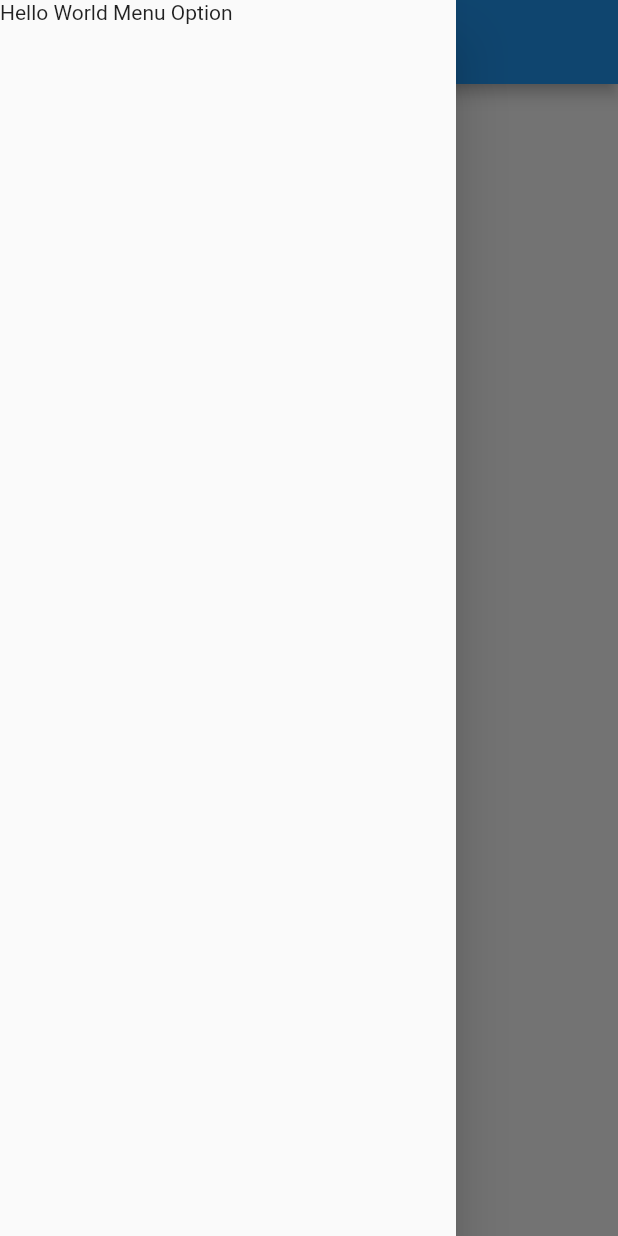
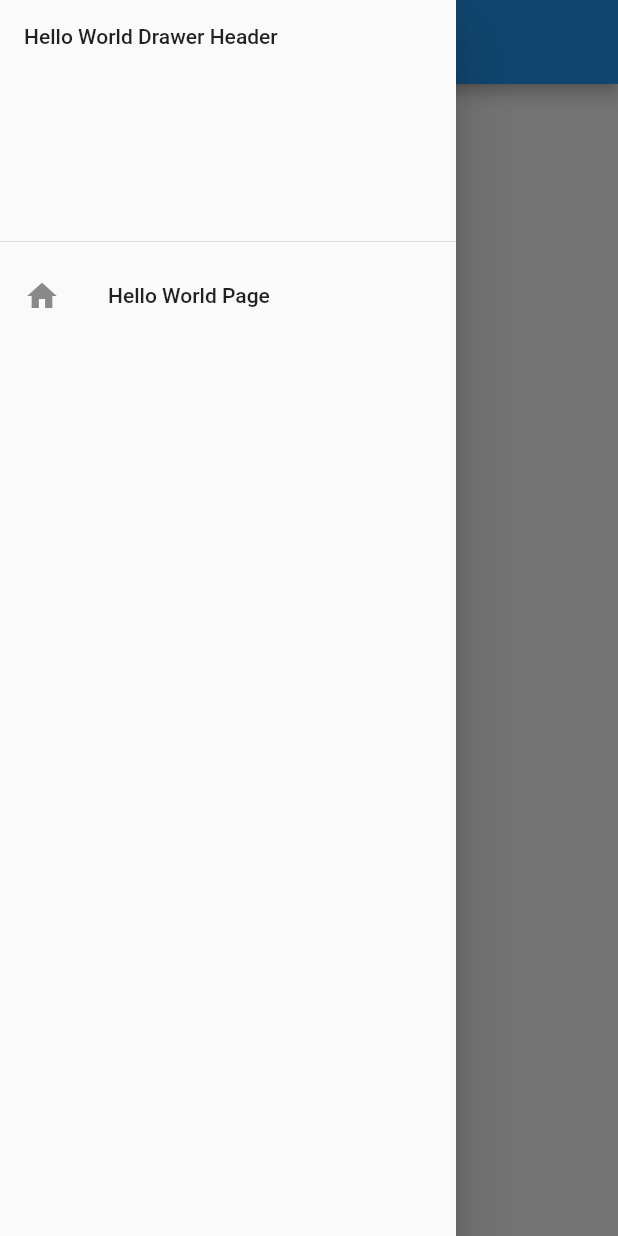
Before and after one commit to agustinventura/flutter_for_all, a Flutter app: the screen it shows after launch, with the side drawer open, on a phone screen of 412 x 824 dp. Run offline on Flutter 3.47's test engine with Material 2 defaults, Android fonts, the phone set to English and light mode, and no system bars.

Commit message:
Adds Drawer content

```diff
--- a/lib/main.dart
+++ b/lib/main.dart
@@ -30,11 +30,33 @@ class HomePage extends StatelessWidget {
         title: const Text('Hello World Page'),
       ),
       drawer: const Drawer(
-        child: Text('Hello World Menu Option'),
+        child: HelloWorldDrawer(),
       ),
       body: const HelloWorldContent(),
     );
   }
+}
+
+class HelloWorldDrawer extends StatelessWidget {
+  const HelloWorldDrawer({
+    Key? key,
+  }) : super(key: key);
+
+  @override
+  Widget build(BuildContext context) {
+    return ListView(
+      children: const [
+        DrawerHeader(child: Text('Hello World Drawer Header')),
+        ListTile(
+          leading: Icon(
+            Icons.home,
+          ),
+          title: Text('Hello World Page')
+        ),
+      ],
+    );
+  }
+
 }
 
 class HelloWorldContent extends StatelessWidget {
```
